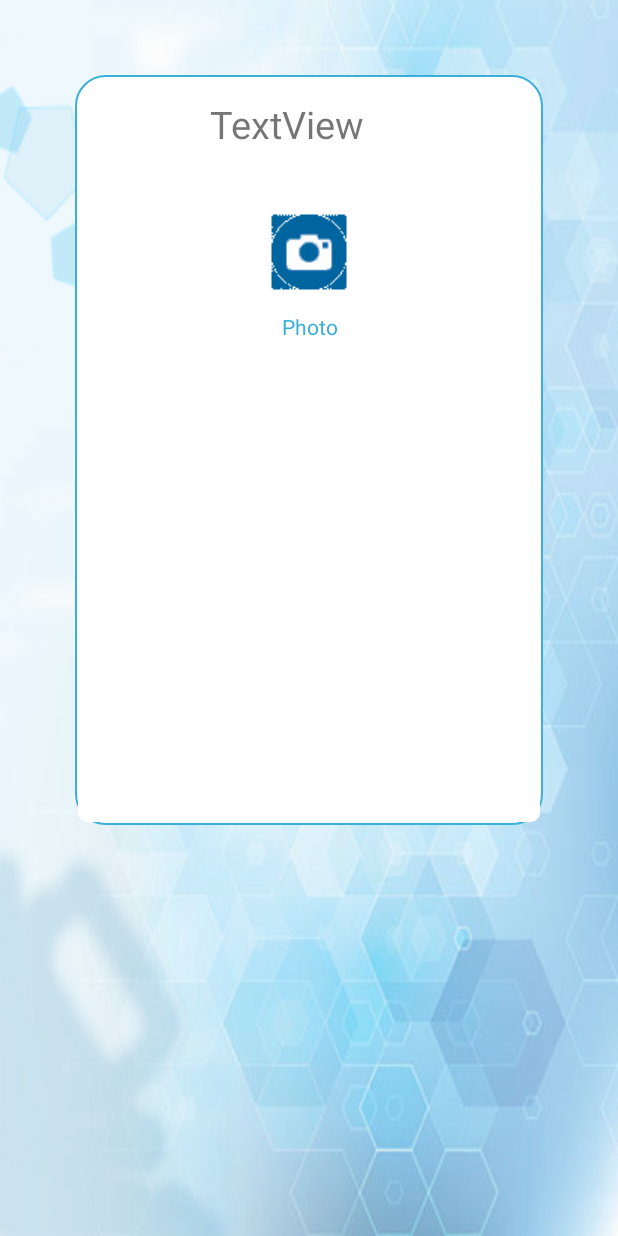
After one commit to qprocompany/DrugAdminAndroid, an Android app: the maintenceinfo screen opened directly, with no data from a screen before it, on a phone screen of 412 x 824 dp. The commit adds this screen. Run offline under Robolectric (Android 15) with nearby library versions, the phone set to English and light mode, and no system bars.

Commit message:
add file maintence & maintenceinfo

```diff
--- a/app/src/main/java/edmt/dev/androidcamera2api/Account.java
+++ b/app/src/main/java/edmt/dev/androidcamera2api/Account.java
@@ -27,7 +27,6 @@ public class Account extends Activity {
         email = (TextView) findViewById(R.id.email);
         new account(Login.username1).execute();
     }
-
     class account extends AsyncTask<String, String, String>
     {
         private String username, password;
--- a/app/src/main/java/edmt/dev/androidcamera2api/Menu.java
+++ b/app/src/main/java/edmt/dev/androidcamera2api/Menu.java
@@ -41,7 +41,7 @@ public class Menu extends AppCompatActivity {
         linearphoto.setOnClickListener(new View.OnClickListener() {
             @Override
             public void onClick(View view) {
-                Intent intent = new Intent(Menu.this, MainActivity.class);
+                Intent intent = new Intent(Menu.this, maintenance.class);
                 intent.addFlags(Intent.FLAG_ACTIVITY_SINGLE_TOP);
                 startActivity(intent);
             }
--- /dev/null
+++ b/app/src/main/java/edmt/dev/androidcamera2api/maintenceinfo.java
@@ -0,0 +1,13 @@
+package edmt.dev.androidcamera2api;
+
+import android.support.v7.app.AppCompatActivity;
+import android.os.Bundle;
+
+public class maintenceinfo extends AppCompatActivity {
+
+    @Override
+    protected void onCreate(Bundle savedInstanceState) {
+        super.onCreate(savedInstanceState);
+        setContentView(R.layout.activity_maintenceinfo);
+    }
+}
--- /dev/null
+++ b/app/src/main/res/layout/activity_maintenceinfo.xml
@@ -0,0 +1,61 @@
+<?xml version="1.0" encoding="utf-8"?>
+<RelativeLayout xmlns:android="http://schemas.android.com/apk/res/android"
+    xmlns:app="http://schemas.android.com/apk/res-auto"
+    xmlns:tools="http://schemas.android.com/tools"
+    android:layout_width="match_parent"
+    android:layout_height="match_parent"
+    tools:context=".maintenceinfo"
+    android:background="@drawable/android">
+
+    <LinearLayout
+        android:layout_width="360dp"
+        android:layout_height="500dp"
+        android:layout_margin="50dp"
+        android:background="@drawable/btn_scan"
+        android:orientation="vertical">
+
+        <TextView
+            android:id="@+id/textView"
+            android:layout_width="match_parent"
+            android:layout_height="152dp"
+            android:layout_weight="1"
+            android:paddingStart="90dp"
+            android:paddingTop="15dp"
+            android:text="TextView"
+            android:textSize="25dp" />
+
+        <LinearLayout
+            android:id="@+id/linearphoto"
+            android:layout_width="match_parent"
+            android:layout_height="match_parent"
+            android:layout_margin="2dp"
+            android:layout_weight="1"
+            android:background="@drawable/btn_chngcolor_tempattidur"
+            android:orientation="vertical">
+
+            <ImageView
+                android:layout_width="60dp"
+                android:layout_height="60dp"
+                android:layout_gravity="center"
+                android:layout_marginTop="10dp"
+                android:background="@drawable/textview_border"
+                android:src="@drawable/camera"
+                />
+
+            <TextView
+                android:layout_width="match_parent"
+                android:layout_height="20dp"
+                android:layout_marginTop="10dp"
+                android:background="@drawable/textview_border"
+                android:gravity="center"
+                android:text="Photo"
+                android:textAlignment="center"
+                android:textAppearance="@style/TextAppearance.AppCompat"
+                android:textColor="@color/colorAquaDark"
+                android:textSize="14sp" />
+
+        </LinearLayout>
+    </LinearLayout>
+
+
+</RelativeLayout>
--- a/app/src/main/res/layout/activity_menu.xml
+++ b/app/src/main/res/layout/activity_menu.xml
@@ -125,7 +125,7 @@
                 android:layout_marginTop="10dp"
                 android:background="@drawable/textview_border"
                 android:gravity="center"
-                android:text="Photo"
+                android:text="maintance"
                 android:textAlignment="center"
                 android:textAppearance="@style/TextAppearance.AppCompat"
                 android:textColor="@color/colorAquaDark"
```
Also changed, not shown: app/src/main/AndroidManifest.xml (+25 -8 lines), app/src/main/java/edmt/dev/androidcamera2api/maintenance.java (added, +73 -0 lines), app/src/main/res/layout/activity_maintenance.xml (added, +66 -0 lines).
